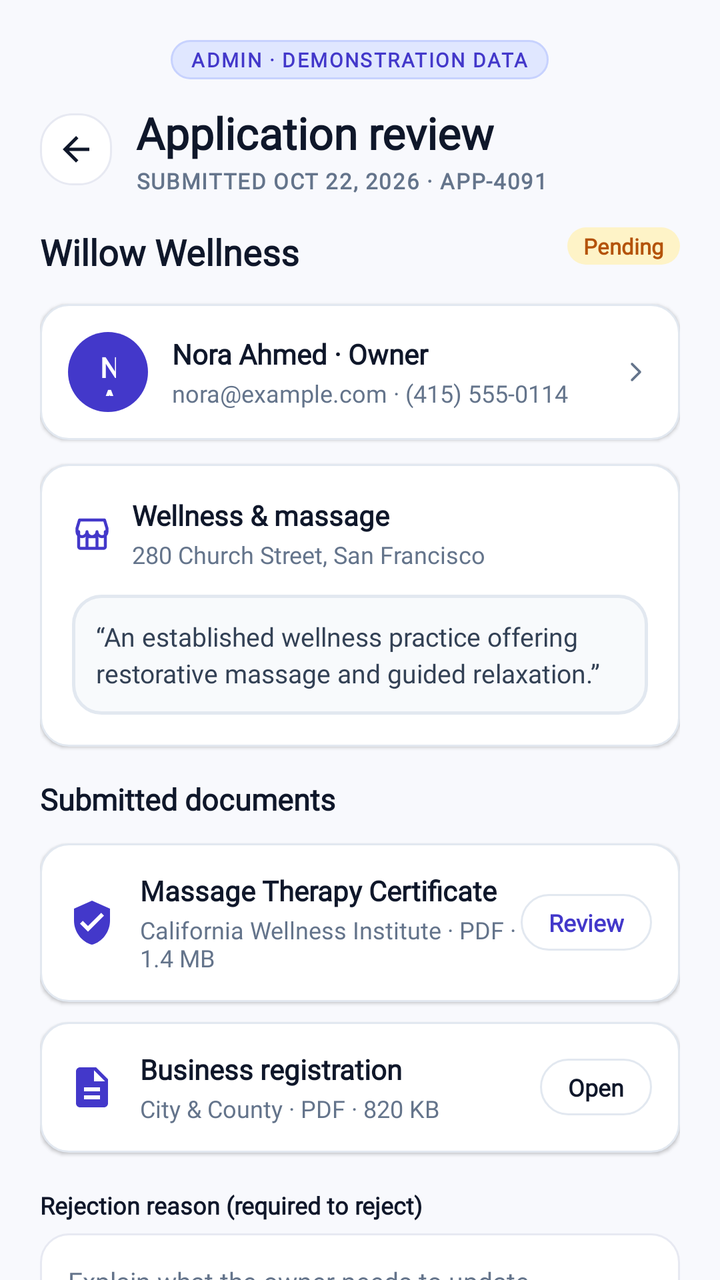
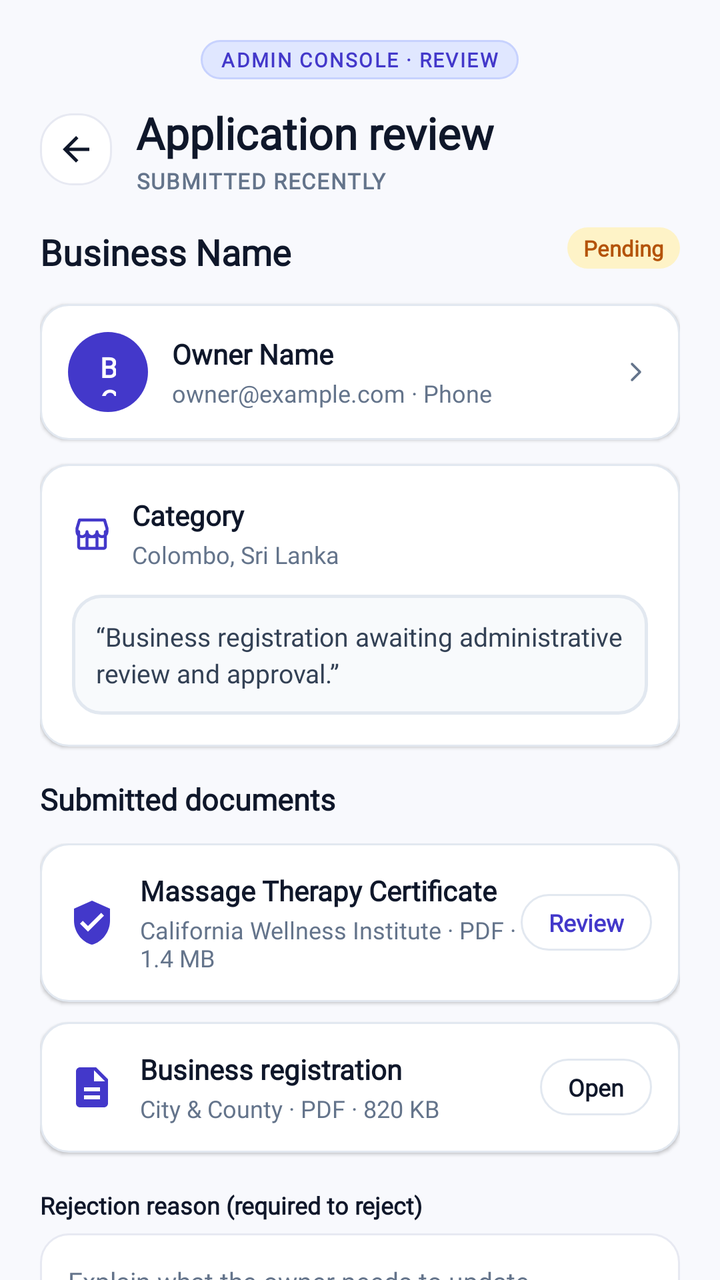

Two renders of the same Android screen: before a commit and after it. Below are the layout's source before the change and the commit's diff.
<!-- AndroidManifest.xml: application theme Theme.BizBridgeApp -->
<!-- res/layout/fragment_admin_application_review.xml -->
<?xml version="1.0" encoding="utf-8"?>
<androidx.coordinatorlayout.widget.CoordinatorLayout xmlns:android="http://schemas.android.com/apk/res/android"
    xmlns:app="http://schemas.android.com/apk/res-auto"
    xmlns:tools="http://schemas.android.com/tools"
    android:layout_width="match_parent"
    android:layout_height="match_parent"
    android:background="@color/admin_bg">

    <androidx.core.widget.NestedScrollView
        android:layout_width="match_parent"
        android:layout_height="match_parent"
        android:fillViewport="true">

        <LinearLayout
            android:layout_width="match_parent"
            android:layout_height="wrap_content"
            android:orientation="vertical"
            android:paddingStart="20dp"
            android:paddingTop="20dp"
            android:paddingEnd="20dp"
            android:paddingBottom="32dp">

            
            <LinearLayout
                android:layout_width="wrap_content"
                android:layout_height="wrap_content"
                android:layout_gravity="center_horizontal"
                android:layout_marginBottom="12dp"
                android:background="@drawable/bg_admin_demo_pill">

                <TextView
                    android:layout_width="wrap_content"
                    android:layout_height="wrap_content"
                    android:fontFamily="@font/inter_variable"
                    android:letterSpacing="0.08"
                    android:text="ADMIN · DEMONSTRATION DATA"
                    android:textColor="@color/admin_badge_demo_text"
                    android:textSize="10sp"
                    android:textStyle="bold" />
            </LinearLayout>

            
            <LinearLayout
                android:layout_width="match_parent"
                android:layout_height="wrap_content"
                android:layout_marginBottom="16dp"
                android:gravity="center_vertical"
                android:orientation="horizontal">

                <ImageView
                    android:id="@+id/btn_back"
                    android:layout_width="36dp"
                    android:layout_height="36dp"
                    android:layout_marginEnd="12dp"
                    android:background="@drawable/bg_chip_default"
                    android:contentDescription="Back"
                    android:padding="8dp"
                    android:src="@drawable/ic_arrow_back"
                    app:tint="@color/admin_text_title" />

                <LinearLayout
                    android:layout_width="0dp"
                    android:layout_height="wrap_content"
                    android:layout_weight="1"
                    android:orientation="vertical">

                    <TextView
                        android:layout_width="wrap_content"
                        android:layout_height="wrap_content"
                        android:fontFamily="@font/inter_variable"
                        android:text="Application review"
                        android:textColor="@color/admin_text_title"
                        android:textSize="22sp"
                        android:textStyle="bold" />

                    <TextView
                        android:layout_width="wrap_content"
                        android:layout_height="wrap_content"
                        android:layout_marginTop="2dp"
                        android:fontFamily="@font/inter_variable"
                        android:letterSpacing="0.05"
                        android:text="SUBMITTED OCT 22, 2026 · APP-4091"
                        android:textColor="@color/admin_text_muted"
                        android:textSize="11sp"
                        android:textStyle="bold" />
                </LinearLayout>
            </LinearLayout>

            
            <RelativeLayout
                android:layout_width="match_parent"
                android:layout_height="wrap_content"
                android:layout_marginBottom="14dp">

                <TextView
                    android:id="@+id/tv_review_business_name"
                    android:layout_width="wrap_content"
                    android:layout_height="wrap_content"
                    android:layout_alignParentStart="true"
                    android:fontFamily="@font/inter_variable"
                    android:text="Willow Wellness"
                    android:textColor="@color/admin_text_title"
                    android:textSize="18sp"
                    android:textStyle="bold" />

                <TextView
                    android:layout_width="wrap_content"
                    android:layout_height="wrap_content"
                    android:layout_alignParentEnd="true"
                    android:background="@drawable/bg_admin_badge_pending"
                    android:fontFamily="@font/inter_variable"
                    android:text="Pending"
                    android:textColor="@color/admin_badge_pending_text"
                    android:textSize="11sp"
                    android:textStyle="bold" />
            </RelativeLayout>

            
            <LinearLayout
                android:layout_width="match_parent"
                android:layout_height="wrap_content"
                android:layout_marginBottom="12dp"
                android:background="@drawable/bg_admin_card"
                android:elevation="1dp"
                android:gravity="center_vertical"
                android:orientation="horizontal"
                android:padding="14dp">

                <FrameLayout
                    android:layout_width="40dp"
                    android:layout_height="40dp"
                    android:layout_marginEnd="12dp"
                    android:background="@drawable/bg_admin_tab_active">

                    <TextView
                        android:layout_width="wrap_content"
                        android:layout_height="wrap_content"
                        android:layout_gravity="center"
                        android:fontFamily="@font/inter_variable"
                        android:text="NA"
                        android:textColor="@color/white"
                        android:textSize="14sp"
                        android:textStyle="bold" />
                </FrameLayout>

                <LinearLayout
                    android:layout_width="0dp"
                    android:layout_height="wrap_content"
                    android:layout_weight="1"
                    android:orientation="vertical">

                    <TextView
                        android:layout_width="wrap_content"
                        android:layout_height="wrap_content"
                        android:fontFamily="@font/inter_variable"
                        android:text="Nora Ahmed · Owner"
                        android:textColor="@color/admin_text_title"
                        android:textSize="14sp"
                        android:textStyle="bold" />

                    <TextView
                        android:layout_width="wrap_content"
                        android:layout_height="wrap_content"
                        android:layout_marginTop="2dp"
                        android:fontFamily="@font/inter_variable"
                        android:text="nora@example.com · (415) 555-0114"
                        android:textColor="@color/admin_text_muted"
                        android:textSize="12sp" />
                </LinearLayout>

                <ImageView
                    android:layout_width="16dp"
                    android:layout_height="16dp"
                    android:src="@drawable/ic_chevron_right"
                    app:tint="@color/admin_text_muted" />
            </LinearLayout>

            
            <LinearLayout
                android:layout_width="match_parent"
                android:layout_height="wrap_content"
                android:layout_marginBottom="16dp"
                android:background="@drawable/bg_admin_card"
                android:elevation="1dp"
                android:orientation="vertical"
                android:padding="16dp">

                <LinearLayout
                    android:layout_width="match_parent"
                    android:layout_height="wrap_content"
                    android:gravity="center_vertical"
                    android:orientation="horizontal">

                    <ImageView
                        android:layout_width="20dp"
                        android:layout_height="20dp"
                        android:layout_marginEnd="10dp"
                        android:src="@drawable/ic_storefront"
                        app:tint="@color/admin_primary" />

                    <LinearLayout
                        android:layout_width="0dp"
                        android:layout_height="wrap_content"
                        android:layout_weight="1"
                        android:orientation="vertical">

                        <TextView
                            android:layout_width="wrap_content"
                            android:layout_height="wrap_content"
                            android:fontFamily="@font/inter_variable"
                            android:text="Wellness &amp; massage"
                            android:textColor="@color/admin_text_title"
                            android:textSize="14sp"
                            android:textStyle="bold" />

                        <TextView
                            android:layout_width="wrap_content"
                            android:layout_height="wrap_content"
                            android:layout_marginTop="2dp"
                            android:fontFamily="@font/inter_variable"
                            android:text="280 Church Street, San Francisco"
                            android:textColor="@color/admin_text_muted"
                            android:textSize="12sp" />
                    </LinearLayout>
                </LinearLayout>

                <TextView
                    android:layout_width="match_parent"
                    android:layout_height="wrap_content"
                    android:layout_marginTop="12dp"
                    android:background="@drawable/bg_admin_cert_preview"
                    android:fontFamily="@font/inter_variable"
                    android:lineSpacingExtra="3dp"
                    android:padding="12dp"
                    android:text="“An established wellness practice offering restorative massage and guided relaxation.”"
                    android:textColor="@color/admin_text_body"
                    android:textSize="13sp" />
            </LinearLayout>

            
            <TextView
                android:layout_width="wrap_content"
                android:layout_height="wrap_content"
                android:layout_marginBottom="12dp"
                android:fontFamily="@font/inter_variable"
                android:text="Submitted documents"
                android:textColor="@color/admin_text_title"
                android:textSize="15sp"
                android:textStyle="bold" />

            
            <LinearLayout
                android:id="@+id/card_doc_massage_cert"
                android:layout_width="match_parent"
                android:layout_height="wrap_content"
                android:layout_marginBottom="10dp"
                android:background="@drawable/bg_admin_card"
                android:elevation="1dp"
                android:gravity="center_vertical"
                android:orientation="horizontal"
                android:padding="14dp">

                <ImageView
                    android:layout_width="24dp"
                    android:layout_height="24dp"
                    android:layout_marginEnd="12dp"
                    android:src="@drawable/ic_admin_certificate_seal"
                    app:tint="@color/admin_primary" />

                <LinearLayout
                    android:layout_width="0dp"
                    android:layout_height="wrap_content"
                    android:layout_weight="1"
                    android:orientation="vertical">

                    <TextView
                        android:layout_width="wrap_content"
                        android:layout_height="wrap_content"
                        android:fontFamily="@font/inter_variable"
                        android:text="Massage Therapy Certificate"
                        android:textColor="@color/admin_text_title"
                        android:textSize="14sp"
                        android:textStyle="bold" />

                    <TextView
                        android:layout_width="wrap_content"
                        android:layout_height="wrap_content"
                        android:layout_marginTop="2dp"
                        android:fontFamily="@font/inter_variable"
                        android:text="California Wellness Institute · PDF · 1.4 MB"
                        android:textColor="@color/admin_text_muted"
                        android:textSize="12sp" />
                </LinearLayout>

                <TextView
                    android:id="@+id/btn_review_massage_cert"
                    android:layout_width="wrap_content"
                    android:layout_height="wrap_content"
                    android:background="@drawable/bg_admin_pill_button"
                    android:clickable="true"
                    android:focusable="true"
                    android:fontFamily="@font/inter_variable"
                    android:text="Review"
                    android:textColor="@color/admin_primary"
                    android:textSize="12sp"
                    android:textStyle="bold" />
            </LinearLayout>

            
            <LinearLayout
                android:layout_width="match_parent"
                android:layout_height="wrap_content"
                android:layout_marginBottom="18dp"
                android:background="@drawable/bg_admin_card"
                android:elevation="1dp"
                android:gravity="center_vertical"
                android:orientation="horizontal"
                android:padding="14dp">

                <ImageView
                    android:layout_width="24dp"
                    android:layout_height="24dp"
                    android:layout_marginEnd="12dp"
                    android:src="@drawable/ic_admin_document"
                    app:tint="@color/admin_primary" />

                <LinearLayout
                    android:layout_width="0dp"
                    android:layout_height="wrap_content"
                    android:layout_weight="1"
                    android:orientation="vertical">

                    <TextView
                        android:layout_width="wrap_content"
                        android:layout_height="wrap_content"
                        android:fontFamily="@font/inter_variable"
                        android:text="Business registration"
                        android:textColor="@color/admin_text_title"
                        android:textSize="14sp"
                        android:textStyle="bold" />

                    <TextView
                        android:layout_width="wrap_content"
                        android:layout_height="wrap_content"
                        android:layout_marginTop="2dp"
                        android:fontFamily="@font/inter_variable"
                        android:text="City &amp; County · PDF · 820 KB"
                        android:textColor="@color/admin_text_muted"
                        android:textSize="12sp" />
                </LinearLayout>

                <TextView
                    android:id="@+id/btn_open_bus_reg"
                    android:layout_width="wrap_content"
                    android:layout_height="wrap_content"
                    android:background="@drawable/bg_admin_pill_button"
                    android:clickable="true"
                    android:focusable="true"
                    android:fontFamily="@font/inter_variable"
                    android:text="Open"
                    android:textColor="@color/admin_text_title"
                    android:textSize="12sp"
                    android:textStyle="bold" />
            </LinearLayout>

            
            <TextView
                android:layout_width="wrap_content"
                android:layout_height="wrap_content"
                android:layout_marginBottom="6dp"
                android:fontFamily="@font/inter_variable"
                android:text="Rejection reason (required to reject)"
                android:textColor="@color/admin_text_title"
                android:textSize="12sp"
                android:textStyle="bold" />

            <EditText
                android:id="@+id/et_rejection_reason"
                android:layout_width="match_parent"
                android:layout_height="48dp"
                android:layout_marginBottom="16dp"
                android:background="@drawable/bg_input_field"
                android:fontFamily="@font/inter_variable"
                android:hint="Explain what the owner needs to update"
                android:inputType="text"
                android:paddingStart="14dp"
                android:paddingEnd="14dp"
                android:textColor="@color/admin_text_title"
                android:textColorHint="@color/admin_text_muted"
                android:textSize="13sp" />

            
            <LinearLayout
                android:layout_width="match_parent"
                android:layout_height="wrap_content"
                android:layout_marginBottom="20dp"
                android:background="@drawable/bg_admin_banner_info"
                android:gravity="center_vertical"
                android:orientation="horizontal">

                <ImageView
                    android:layout_width="16dp"
                    android:layout_height="16dp"
                    android:layout_marginEnd="8dp"
                    android:src="@drawable/ic_info"
                    app:tint="@color/admin_primary" />

                <TextView
                    android:layout_width="0dp"
                    android:layout_height="wrap_content"
                    android:layout_weight="1"
                    android:fontFamily="@font/inter_variable"
                    android:text="Approval is a separate decision from document verification."
                    android:textColor="@color/admin_primary"
                    android:textSize="12sp" />
            </LinearLayout>

            
            <androidx.appcompat.widget.AppCompatButton
                android:id="@+id/btn_reject_application"
                android:layout_width="match_parent"
                android:layout_height="48dp"
                android:layout_marginBottom="10dp"
                android:background="@drawable/bg_admin_button_secondary"
                android:fontFamily="@font/inter_variable"
                android:text="Reject Application"
                android:textAllCaps="false"
                android:textColor="@color/admin_primary"
                android:textSize="14sp"
                android:textStyle="bold" />

            <androidx.appcompat.widget.AppCompatButton
                android:id="@+id/btn_approve_application"
                android:layout_width="match_parent"
                android:layout_height="48dp"
                android:background="@drawable/bg_admin_button_primary"
                android:fontFamily="@font/inter_variable"
                android:text="Approve Application"
                android:textAllCaps="false"
                android:textColor="@color/white"
                android:textSize="14sp"
                android:textStyle="bold" />

        </LinearLayout>
    </androidx.core.widget.NestedScrollView>

</androidx.coordinatorlayout.widget.CoordinatorLayout>
<!-- resources referenced by this layout -->
<resources>
  <color name="admin_badge_demo_text">#4338CA</color>
  <color name="admin_badge_pending_text">#B45309</color>
  <color name="admin_bg">#F8F9FD</color>
  <color name="admin_primary">#4338CA</color>
  <color name="admin_text_body">#334155</color>
  <color name="admin_text_muted">#64748B</color>
  <color name="admin_text_title">#0F172A</color>
  <color name="white">#FFFFFFFF</color>
  <!-- drawable bg_admin_badge_pending (drawable) -->
  <?xml version="1.0" encoding="utf-8"?>
  <shape xmlns:android="http://schemas.android.com/apk/res/android"
      android:shape="rectangle">
      <solid android:color="@color/admin_badge_pending_bg" />
      <corners android:radius="12dp" />
      <padding
          android:left="8dp"
          android:top="2dp"
          android:right="8dp"
          android:bottom="2dp" />
  </shape>
  <!-- drawable bg_admin_button_primary (drawable) -->
  <?xml version="1.0" encoding="utf-8"?>
  <ripple xmlns:android="http://schemas.android.com/apk/res/android"
      android:color="#33FFFFFF">
      <item>
          <shape android:shape="rectangle">
              <solid android:color="@color/admin_primary" />
              <corners android:radius="12dp" />
          </shape>
      </item>
  </ripple>
  <!-- drawable bg_admin_card (drawable) -->
  <?xml version="1.0" encoding="utf-8"?>
  <shape xmlns:android="http://schemas.android.com/apk/res/android"
      android:shape="rectangle">
      <solid android:color="@color/admin_card_bg" />
      <stroke
          android:width="1dp"
          android:color="@color/admin_card_border" />
      <corners android:radius="14dp" />
  </shape>
  <!-- drawable bg_admin_cert_preview (drawable) -->
  <?xml version="1.0" encoding="utf-8"?>
  <shape xmlns:android="http://schemas.android.com/apk/res/android"
      android:shape="rectangle">
      <solid android:color="#F8FAFC" />
      <stroke
          android:width="1.5dp"
          android:color="#E2E8F0" />
      <corners android:radius="14dp" />
  </shape>
  <!-- drawable bg_admin_tab_active (drawable) -->
  <?xml version="1.0" encoding="utf-8"?>
  <shape xmlns:android="http://schemas.android.com/apk/res/android"
      android:shape="rectangle">
      <solid android:color="@color/admin_primary" />
      <corners android:radius="20dp" />
      <padding
          android:left="16dp"
          android:top="8dp"
          android:right="16dp"
          android:bottom="8dp" />
  </shape>
  <!-- drawable bg_chip_default (drawable) -->
  <?xml version="1.0" encoding="utf-8"?>
  <shape xmlns:android="http://schemas.android.com/apk/res/android"
      android:shape="rectangle">
      <solid android:color="@color/surface_white" />
      <stroke
          android:width="@dimen/stroke_subtle"
          android:color="@color/border_subtle" />
      <corners android:radius="@dimen/radius_chip" />
  </shape>
  <!-- drawable ic_arrow_back (drawable) -->
  <vector xmlns:android="http://schemas.android.com/apk/res/android"
      android:width="24dp"
      android:height="24dp"
      android:viewportWidth="24"
      android:viewportHeight="24">
      <path
          android:fillColor="#20233A"
          android:pathData="M20,11H7.83l5.59,-5.59L12,4l-8,8 8,8 1.41,-1.41L7.83,13H20v-2z" />
  </vector>
  <style name="Theme.BizBridgeApp" parent="Base.Theme.BizBridgeApp" />
  <color name="admin_badge_pending_bg">#FEF3C7</color>
  <color name="admin_primary_light">#EEF2FF</color>
  <color name="admin_primary_border">#C7D2FE</color>
  <color name="surface_white">#FFFFFF</color>
  <color name="admin_card_border">#E2E8F0</color>
  <color name="admin_card_bg">#FFFFFF</color>
  <color name="admin_badge_demo_bg">#E0E7FF</color>
  <dimen name="stroke_subtle">1dp</dimen>
  <color name="border_subtle">#E7E9F2</color>
  <dimen name="radius_chip">16dp</dimen>
  <dimen name="stroke_focused">1.5dp</dimen>
  <color name="border_focused">#5B4BDB</color>
  <dimen name="radius_input">14dp</dimen>
  <color name="text_secondary">#5A5D72</color>
  <color name="primary">#5B4BDB</color>
  <color name="secondary">#20B8A6</color>
  <color name="background">#F7F8FC</color>
  <!-- unchanged entries left out for length: 11 -->
</resources>

<!-- the commit's change to res/layout/fragment_admin_application_review.xml (unified diff, before → after) -->
@@ -33,7 +33,7 @@
                     android:layout_height="wrap_content"
                     android:fontFamily="@font/inter_variable"
                     android:letterSpacing="0.08"
-                    android:text="ADMIN · DEMONSTRATION DATA"
+                    android:text="ADMIN CONSOLE · REVIEW"
                     android:textColor="@color/admin_badge_demo_text"
                     android:textSize="10sp"
                     android:textStyle="bold" />
@@ -74,12 +74,13 @@
                         android:textStyle="bold" />
 
                     <TextView
+                        android:id="@+id/tv_review_submitted_info"
                         android:layout_width="wrap_content"
                         android:layout_height="wrap_content"
                         android:layout_marginTop="2dp"
                         android:fontFamily="@font/inter_variable"
                         android:letterSpacing="0.05"
-                        android:text="SUBMITTED OCT 22, 2026 · APP-4091"
+                        android:text="SUBMITTED RECENTLY"
                         android:textColor="@color/admin_text_muted"
                         android:textSize="11sp"
                         android:textStyle="bold" />
@@ -98,17 +99,22 @@
                     android:layout_height="wrap_content"
                     android:layout_alignParentStart="true"
                     android:fontFamily="@font/inter_variable"
-                    android:text="Willow Wellness"
+                    android:text="Business Name"
                     android:textColor="@color/admin_text_title"
                     android:textSize="18sp"
                     android:textStyle="bold" />
 
                 <TextView
+                    android:id="@+id/badge_review_status"
                     android:layout_width="wrap_content"
                     android:layout_height="wrap_content"
                     android:layout_alignParentEnd="true"
                     android:background="@drawable/bg_admin_badge_pending"
                     android:fontFamily="@font/inter_variable"
+                    android:paddingStart="8dp"
+                    android:paddingTop="3dp"
+                    android:paddingEnd="8dp"
+                    android:paddingBottom="3dp"
                     android:text="Pending"
                     android:textColor="@color/admin_badge_pending_text"
                     android:textSize="11sp"
@@ -133,11 +139,12 @@
                     android:background="@drawable/bg_admin_tab_active">
 
                     <TextView
+                        android:id="@+id/tv_review_owner_initials"
                         android:layout_width="wrap_content"
                         android:layout_height="wrap_content"
                         android:layout_gravity="center"
                         android:fontFamily="@font/inter_variable"
-                        android:text="NA"
+                        android:text="BO"
                         android:textColor="@color/white"
                         android:textSize="14sp"
                         android:textStyle="bold" />
@@ -150,20 +157,22 @@
                     android:orientation="vertical">
 
                     <TextView
-                        android:layout_width="wrap_content"
-                        android:layout_height="wrap_content"
-                        android:fontFamily="@font/inter_variable"
-                        android:text="Nora Ahmed · Owner"
+                        android:id="@+id/tv_review_owner_name"
+                        android:layout_width="wrap_content"
+                        android:layout_height="wrap_content"
+                        android:fontFamily="@font/inter_variable"
+                        android:text="Owner Name"
                         android:textColor="@color/admin_text_title"
                         android:textSize="14sp"
                         android:textStyle="bold" />
 
                     <TextView
+                        android:id="@+id/tv_review_owner_contact"
                         android:layout_width="wrap_content"
                         android:layout_height="wrap_content"
                         android:layout_marginTop="2dp"
                         android:fontFamily="@font/inter_variable"
-                        android:text="nora@example.com · (415) 555-0114"
+                        android:text="owner@example.com · Phone"
                         android:textColor="@color/admin_text_muted"
                         android:textSize="12sp" />
                 </LinearLayout>
@@ -205,26 +214,29 @@
                         android:orientation="vertical">
 
                         <TextView
+                            android:id="@+id/tv_review_category"
                             android:layout_width="wrap_content"
                             android:layout_height="wrap_content"
                             android:fontFamily="@font/inter_variable"
-                            android:text="Wellness &amp; massage"
+                            android:text="Category"
                             android:textColor="@color/admin_text_title"
                             android:textSize="14sp"
                             android:textStyle="bold" />
 
                         <TextView
+                            android:id="@+id/tv_review_address"
                             android:layout_width="wrap_content"
                             android:layout_height="wrap_content"
                             android:layout_marginTop="2dp"
                             android:fontFamily="@font/inter_variable"
-                            android:text="280 Church Street, San Francisco"
+                            android:text="Colombo, Sri Lanka"
                             android:textColor="@color/admin_text_muted"
                             android:textSize="12sp" />
                     </LinearLayout>
                 </LinearLayout>
 
                 <TextView
+                    android:id="@+id/tv_review_description"
                     android:layout_width="match_parent"
                     android:layout_height="wrap_content"
                     android:layout_marginTop="12dp"
@@ -232,7 +244,7 @@
                     android:fontFamily="@font/inter_variable"
                     android:lineSpacingExtra="3dp"
                     android:padding="12dp"
-                    android:text="“An established wellness practice offering restorative massage and guided relaxation.”"
+                    android:text="“Business registration awaiting administrative review and approval.”"
                     android:textColor="@color/admin_text_body"
                     android:textSize="13sp" />
             </LinearLayout>
@@ -248,6 +260,12 @@
                 android:textSize="15sp"
                 android:textStyle="bold" />
 
+            <LinearLayout
+                android:id="@+id/ll_admin_submitted_docs_container"
+                android:layout_width="match_parent"
+                android:layout_height="wrap_content"
+                android:orientation="vertical">
+
             
             <LinearLayout
                 android:id="@+id/card_doc_massage_cert"
@@ -361,6 +379,7 @@
                     android:textColor="@color/admin_text_title"
                     android:textSize="12sp"
                     android:textStyle="bold" />
+            </LinearLayout>
             </LinearLayout>
 
             
